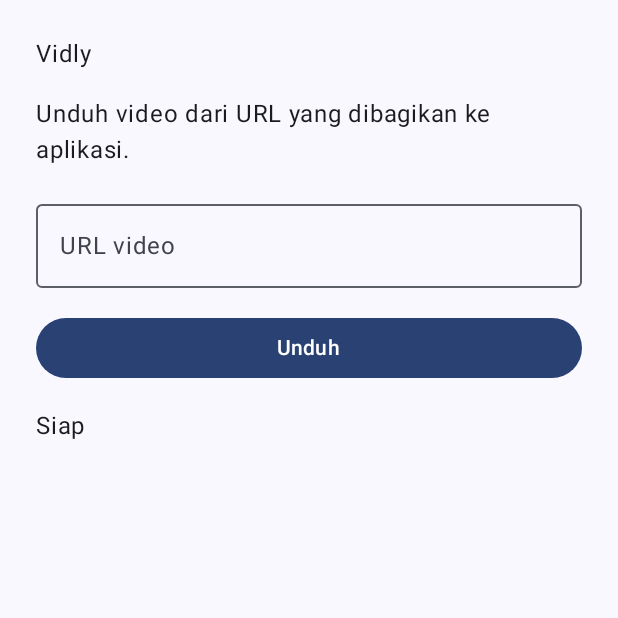
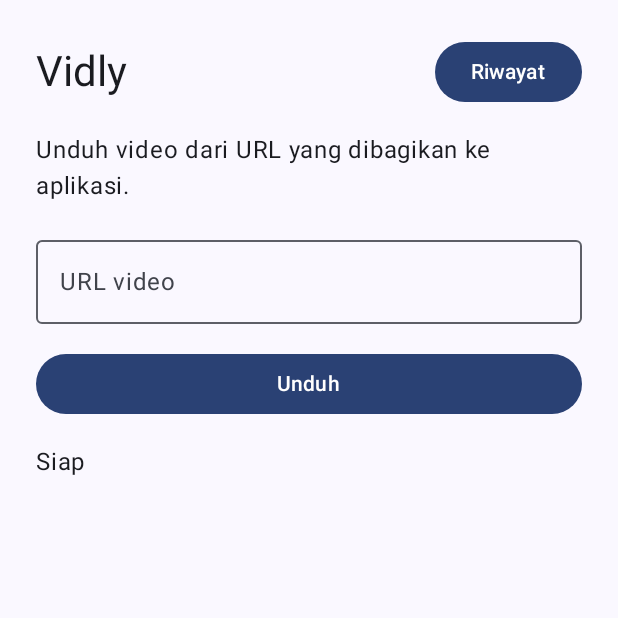
Before and after one commit to Cet412/Vidly, an Android app built with Jetpack Compose: the screen it shows after launch (MainActivity), on a phone screen of 412 x 824 dp, the top half of it. Run offline under Robolectric (Android 15) with nearby library versions, the phone set to English and light mode, and no system bars; our stand-ins replace Room's generated code.

Commit message:
feat: local download history with search, filter, swipe-to-delete, confirmation dialog

```diff
--- a/app/build.gradle.kts
+++ b/app/build.gradle.kts
@@ -4,6 +4,7 @@ plugins {
     alias(libs.plugins.android.application)
     alias(libs.plugins.kotlin.android)
     alias(libs.plugins.kotlin.compose)
+    alias(libs.plugins.ksp)
 }
 
 // Signing config dibaca dari keystore.properties (lokal, tidak di-commit)
@@ -101,6 +102,9 @@ dependencies {
     implementation(libs.converter.gson)
     implementation(libs.okhttp.logging)
     implementation(libs.androidx.work.runtime.ktx)
+    implementation(libs.androidx.room.runtime)
+    implementation(libs.androidx.room.ktx)
+    ksp(libs.androidx.room.compiler)
     testImplementation(libs.junit)
     androidTestImplementation(libs.androidx.junit)
     androidTestImplementation(libs.androidx.espresso.core)
--- a/app/src/main/java/com/vidly/app/MainActivity.kt
+++ b/app/src/main/java/com/vidly/app/MainActivity.kt
@@ -17,6 +17,9 @@ import androidx.compose.foundation.layout.fillMaxWidth
 import androidx.compose.foundation.layout.padding
 import androidx.compose.material3.Button
 import androidx.compose.material3.CircularProgressIndicator
+import androidx.compose.foundation.layout.Row
+import androidx.compose.ui.Alignment
+import androidx.compose.material3.MaterialTheme
 import androidx.compose.material3.OutlinedTextField
 import androidx.compose.material3.Scaffold
 import androidx.compose.material3.Text
@@ -31,6 +34,8 @@ import androidx.compose.ui.Modifier
 import androidx.compose.ui.unit.dp
 import com.vidly.app.data.repository.DownloadRepository
 import com.vidly.app.data.repository.DownloadResult
+import com.vidly.app.ui.history.HistoryScreen
+import com.vidly.app.data.repository.HistoryRepository
 import com.vidly.app.ui.theme.VidlyTheme
 import kotlinx.coroutines.launch
 
@@ -55,6 +60,7 @@ class MainActivity : ComponentActivity() {
                 VidlyHome(
                     shareUrl = pendingUrl,
                     downloadRepository = DownloadRepository(),
+                    historyRepository = HistoryRepository(applicationContext),
                     appContext = applicationContext
                 )
             }
@@ -110,19 +116,35 @@ class MainActivity : ComponentActivity() {
 fun VidlyHome(
     shareUrl: String? = null,
     downloadRepository: DownloadRepository,
+    historyRepository: HistoryRepository,
     appContext: android.content.Context
 ) {
     val scope = rememberCoroutineScope()
     var url by rememberSaveable { mutableStateOf(shareUrl ?: "") }
     var status by rememberSaveable { mutableStateOf("Siap") }
     var loading by remember { mutableStateOf(false) }
+    var showHistory by remember { mutableStateOf(false) }
+
+    if (showHistory) {
+        HistoryScreen(historyRepository = historyRepository, downloadRepository = downloadRepository)
+        return
+    }
 
     Scaffold(modifier = Modifier.fillMaxSize()) { innerPadding ->
         Column(
             modifier = Modifier.fillMaxSize().padding(innerPadding).padding(24.dp),
             verticalArrangement = Arrangement.spacedBy(16.dp)
         ) {
-            Text(text = "Vidly")
+            Row(
+                modifier = Modifier.fillMaxWidth(),
+                horizontalArrangement = Arrangement.SpaceBetween,
+                verticalAlignment = Alignment.CenterVertically
+            ) {
+                Text(text = "Vidly", style = MaterialTheme.typography.headlineMedium)
+                Button(onClick = { showHistory = true }) {
+                    Text("Riwayat")
+                }
+            }
             Text(text = "Unduh video dari URL yang dibagikan ke aplikasi.")
 
             OutlinedTextField(
--- /dev/null
+++ b/app/src/main/java/com/vidly/app/data/local/HistoryDao.kt
@@ -0,0 +1,38 @@
+package com.vidly.app.data.local
+
+import androidx.room.Dao
+import androidx.room.Delete
+import androidx.room.Insert
+import androidx.room.OnConflictStrategy
+import androidx.room.Query
+import kotlinx.coroutines.flow.Flow
+
+@Dao
+interface HistoryDao {
+    @Insert(onConflict = OnConflictStrategy.REPLACE)
+    suspend fun insert(item: HistoryEntity): Long
+
+    @Query("SELECT * FROM download_history ORDER BY downloadedAt DESC")
+    fun getAll(): Flow<List<HistoryEntity>>
+
+    @Query("SELECT * FROM download_history WHERE title LIKE '%' || :query || '%' OR url LIKE '%' || :query || '%' ORDER BY downloadedAt DESC")
+    fun search(query: String): Flow<List<HistoryEntity>>
+
+    @Query("SELECT * FROM download_history WHERE platform = :platform ORDER BY downloadedAt DESC")
+    fun filterByPlatform(platform: String): Flow<List<HistoryEntity>>
+
+    @Query("SELECT * FROM download_history WHERE title LIKE '%' || :query || '%' AND platform = :platform ORDER BY downloadedAt DESC")
+    fun searchAndFilter(query: String, platform: String): Flow<List<HistoryEntity>>
+
+    @Delete
+    suspend fun delete(item: HistoryEntity)
+
+    @Query("DELETE FROM download_history WHERE id = :id")
+    suspend fun deleteById(id: Long)
+
+    @Query("DELETE FROM download_history")
+    suspend fun deleteAll()
+
+    @Query("SELECT COUNT(*) FROM download_history")
+    suspend fun count(): Int
+}
--- /dev/null
+++ b/app/src/main/java/com/vidly/app/data/local/VidlyDatabase.kt
@@ -0,0 +1,26 @@
+package com.vidly.app.data.local
+
+import android.content.Context
+import androidx.room.Database
+import androidx.room.Room
+import androidx.room.RoomDatabase
+
+@Database(entities = [HistoryEntity::class], version = 1, exportSchema = false)
+abstract class VidlyDatabase : RoomDatabase() {
+    abstract fun historyDao(): HistoryDao
+
+    companion object {
+        @Volatile
+        private var INSTANCE: VidlyDatabase? = null
+
+        fun getInstance(context: Context): VidlyDatabase {
+            return INSTANCE ?: synchronized(this) {
+                INSTANCE ?: Room.databaseBuilder(
+                    context.applicationContext,
+                    VidlyDatabase::class.java,
+                    "vidly_history.db"
+                ).build().also { INSTANCE = it }
+            }
+        }
+    }
+}
--- a/gradle/libs.versions.toml
+++ b/gradle/libs.versions.toml
@@ -11,6 +11,7 @@ composeBom = "2024.09.00"
 retrofit = "2.11.0"
 okhttp = "4.12.0"
 workManager = "2.10.1"
+room = "2.6.1"
 
 [libraries]
 androidx-core-ktx = { group = "androidx.core", name = "core-ktx", version.ref = "coreKtx" }
@@ -31,8 +32,12 @@ retrofit = { group = "com.squareup.retrofit2", name = "retrofit", version.ref =
 converter-gson = { group = "com.squareup.retrofit2", name = "converter-gson", version.ref = "retrofit" }
 okhttp-logging = { group = "com.squareup.okhttp3", name = "logging-interceptor", version.ref = "okhttp" }
 androidx-work-runtime-ktx = { group = "androidx.work", name = "work-runtime-ktx", version.ref = "workManager" }
+androidx-room-runtime = { group = "androidx.room", name = "room-runtime", version.ref = "room" }
+androidx-room-ktx = { group = "androidx.room", name = "room-ktx", version.ref = "room" }
+androidx-room-compiler = { group = "androidx.room", name = "room-compiler", version.ref = "room" }
 
 [plugins]
 android-application = { id = "com.android.application", version.ref = "agp" }
 kotlin-android = { id = "org.jetbrains.kotlin.android", version.ref = "kotlin" }
 kotlin-compose = { id = "org.jetbrains.kotlin.plugin.compose", version.ref = "kotlin" }
+ksp = { id = "com.google.devtools.ksp", version = "2.0.21-1.0.28" }
```
Also changed, not shown: app/src/main/java/com/vidly/app/data/local/HistoryEntity.kt (added, +17 -0 lines), app/src/main/java/com/vidly/app/data/repository/DownloadRepository.kt (+33 -1 lines), app/src/main/java/com/vidly/app/data/repository/HistoryRepository.kt (added, +30 -0 lines), app/src/main/java/com/vidly/app/ui/history/HistoryScreen.kt (added, +221 -0 lines), app/src/main/java/com/vidly/app/ui/history/HistoryViewModel.kt (added, +90 -0 lines), 1 other file.
